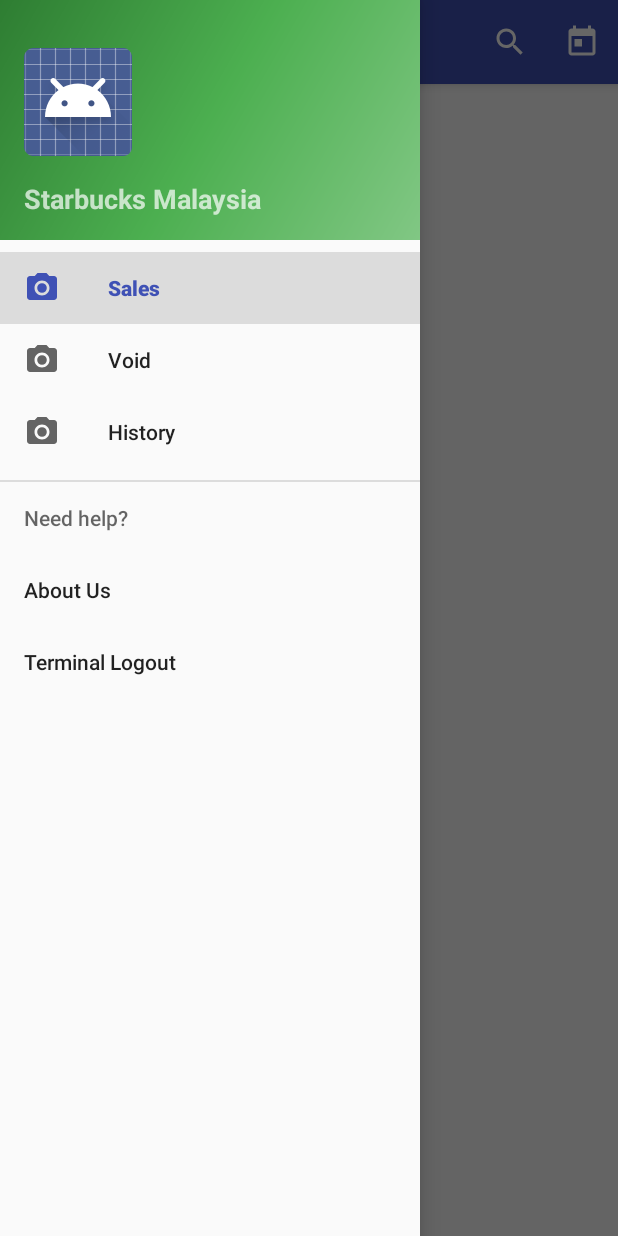
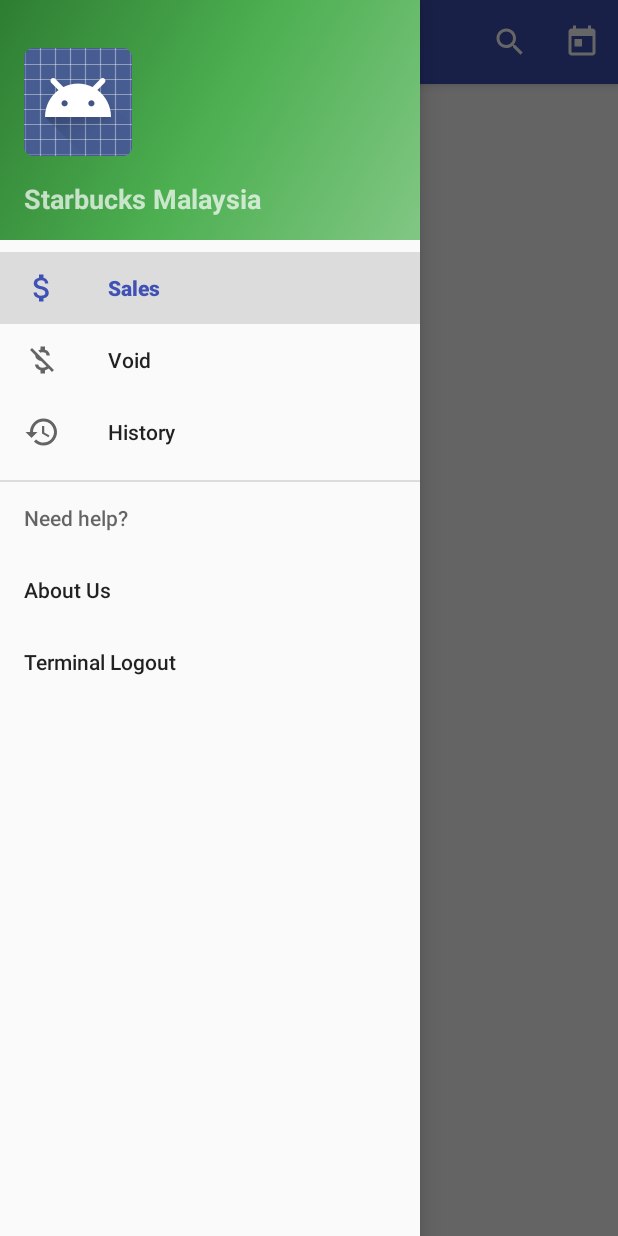
Before and after one commit to payex-plt/PayexAndroid, an Android app: the fragment SaleHistoryFragment placed in its activity, with the side drawer open, on a phone screen of 412 x 824 dp. Run offline under Robolectric (Android 15) with nearby library versions, the phone set to English and light mode, and no system bars; our stand-ins replace ButterKnife; libraries missing offline, so code that uses them is left out: com.dgreenhalgh.android, eu.davidea.flexibleadapter, me.zhanghai.android, org.chromium.customtabsclient; 13 statements that could not run were skipped.

Commit message:
fix icon in drawer

```diff
--- /dev/null
+++ b/app/src/main/res/drawable/ic_menu_history_black_24dp.xml
@@ -0,0 +1,9 @@
+<vector xmlns:android="http://schemas.android.com/apk/res/android"
+        android:width="24dp"
+        android:height="24dp"
+        android:viewportWidth="24.0"
+        android:viewportHeight="24.0">
+    <path
+        android:fillColor="#FF000000"
+        android:pathData="M13,3c-4.97,0 -9,4.03 -9,9L1,12l3.89,3.89 0.07,0.14L9,12L6,12c0,-3.87 3.13,-7 7,-7s7,3.13 7,7 -3.13,7 -7,7c-1.93,0 -3.68,-0.79 -4.94,-2.06l-1.42,1.42C8.27,19.99 10.51,21 13,21c4.97,0 9,-4.03 9,-9s-4.03,-9 -9,-9zM12,8v5l4.28,2.54 0.72,-1.21 -3.5,-2.08L13.5,8L12,8z"/>
+</vector>
--- /dev/null
+++ b/app/src/main/res/drawable/ic_menu_sale_black_24dp.xml
@@ -0,0 +1,9 @@
+<vector xmlns:android="http://schemas.android.com/apk/res/android"
+        android:width="24dp"
+        android:height="24dp"
+        android:viewportWidth="24.0"
+        android:viewportHeight="24.0">
+    <path
+        android:fillColor="#FF000000"
+        android:pathData="M11.8,10.9c-2.27,-0.59 -3,-1.2 -3,-2.15 0,-1.09 1.01,-1.85 2.7,-1.85 1.78,0 2.44,0.85 2.5,2.1h2.21c-0.07,-1.72 -1.12,-3.3 -3.21,-3.81V3h-3v2.16c-1.94,0.42 -3.5,1.68 -3.5,3.61 0,2.31 1.91,3.46 4.7,4.13 2.5,0.6 3,1.48 3,2.41 0,0.69 -0.49,1.79 -2.7,1.79 -2.06,0 -2.87,-0.92 -2.98,-2.1h-2.2c0.12,2.19 1.76,3.42 3.68,3.83V21h3v-2.15c1.95,-0.37 3.5,-1.5 3.5,-3.55 0,-2.84 -2.43,-3.81 -4.7,-4.4z"/>
+</vector>
--- /dev/null
+++ b/app/src/main/res/drawable/ic_menu_void_black_24dp.xml
@@ -0,0 +1,9 @@
+<vector xmlns:android="http://schemas.android.com/apk/res/android"
+        android:width="24dp"
+        android:height="24dp"
+        android:viewportWidth="24.0"
+        android:viewportHeight="24.0">
+    <path
+        android:fillColor="#FF000000"
+        android:pathData="M12.5,6.9c1.78,0 2.44,0.85 2.5,2.1h2.21c-0.07,-1.72 -1.12,-3.3 -3.21,-3.81V3h-3v2.16c-0.53,0.12 -1.03,0.3 -1.48,0.54l1.47,1.47c0.41,-0.17 0.91,-0.27 1.51,-0.27zM5.33,4.06L4.06,5.33 7.5,8.77c0,2.08 1.56,3.21 3.91,3.91l3.51,3.51c-0.34,0.48 -1.05,0.91 -2.42,0.91 -2.06,0 -2.87,-0.92 -2.98,-2.1h-2.2c0.12,2.19 1.76,3.42 3.68,3.83V21h3v-2.15c0.96,-0.18 1.82,-0.55 2.45,-1.12l2.22,2.22 1.27,-1.27L5.33,4.06z"/>
+</vector>
--- a/app/src/main/res/menu/activity_main_drawer.xml
+++ b/app/src/main/res/menu/activity_main_drawer.xml
@@ -5,15 +5,15 @@
     <group android:checkableBehavior="single">
         <item
             android:id="@+id/nav_sale"
-            android:icon="@drawable/ic_menu_camera"
+            android:icon="@drawable/ic_menu_sale_black_24dp"
             android:title="@string/drawer_menu_sales" />
         <item
             android:id="@+id/nav_void_transaction"
-            android:icon="@drawable/ic_menu_camera"
+            android:icon="@drawable/ic_menu_void_black_24dp"
             android:title="@string/drawer_menu_void" />
         <item
             android:id="@+id/nav_sale_history"
-            android:icon="@drawable/ic_menu_camera"
+            android:icon="@drawable/ic_menu_history_black_24dp"
             android:title="@string/drawer_menu_history" />
     </group>
 
--- a/app/src/main/res/menu/menu_sale_history.xml
+++ b/app/src/main/res/menu/menu_sale_history.xml
@@ -6,7 +6,7 @@
     <item
         android:id="@+id/menu_calendar"
         android:animateLayoutChanges="true"
-        android:icon="@drawable/ic_calendar_white_24dp"
+        android:icon="@drawable/ic_menu_calendar_white_24dp"
         android:orderInCategory="100"
         android:title="@string/sale_history_menu_calendar"
         app:showAsAction="ifRoom" />
@@ -15,7 +15,7 @@
     <item
         android:id="@+id/menu_search"
         android:animateLayoutChanges="true"
-        android:icon="@drawable/ic_search_white_24dp"
+        android:icon="@drawable/ic_menu_search_white_24dp"
         android:title="@string/sale_history_menu_search"
         app:actionViewClass="android.support.v7.widget.SearchView"
         app:showAsAction="collapseActionView|always" />
```
Also changed, not shown: app/src/main/res/drawable/ic_menu_calendar_white_24dp.xml (renamed from app/src/main/res/drawable/ic_calendar_white_24dp.xml), app/src/main/res/drawable/ic_menu_search_white_24dp.xml (renamed from app/src/main/res/drawable/ic_search_white_24dp.xml).
